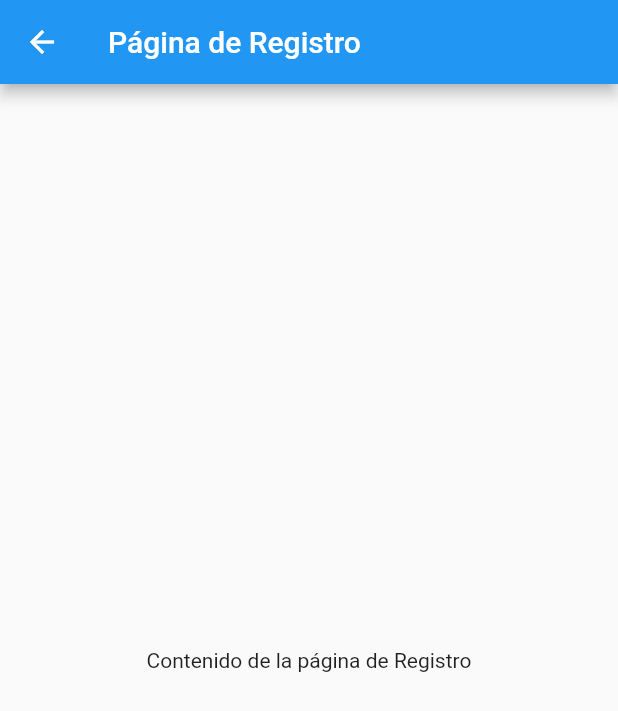
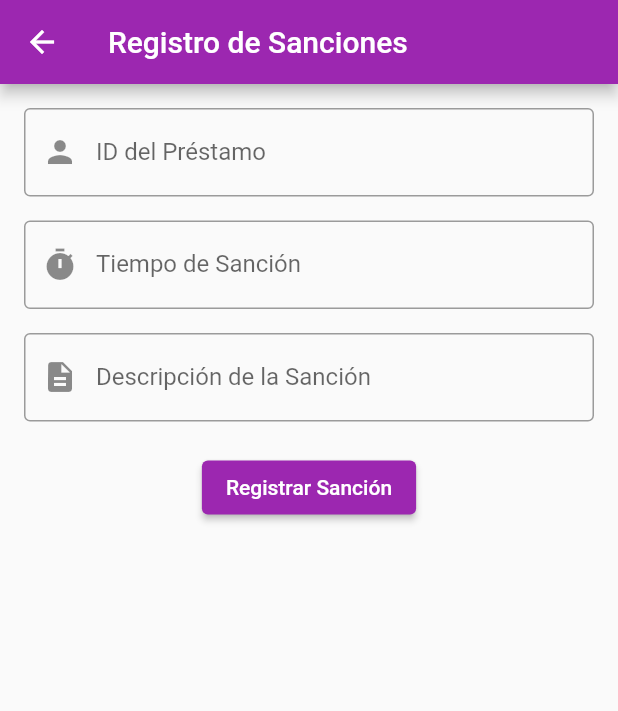
Before and after one commit to Dan2001afk/ICED_Flutter, a Flutter app: the Principal screen opened directly, after a tap on "Registro Sanciones", on a phone screen of 412 x 824 dp. Shown: the top 711 px of the screen. Run offline on Flutter 3.47's test engine with Material 2 defaults, Android fonts, the phone set to English and light mode, and no system bars; our stand-ins replace fluttertoast, lottie; network calls fail.

Commit message:
todos los cruds funcionales  un pequeño error en eliminar sanciones

```diff
--- /dev/null
+++ b/lib/PantallasAdmin/InsertarSancion.dart
@@ -0,0 +1,153 @@
+import 'package:flutter/material.dart';
+import 'package:http/http.dart' as http;
+import 'dart:convert';
+import 'package:fluttertoast/fluttertoast.dart';
+
+class InsertarSancion extends StatefulWidget {
+  const InsertarSancion({Key? key}) : super(key: key);
+
+  @override
+  State<InsertarSancion> createState() => _InsertarSancionState();
+}
+
+class _InsertarSancionState extends State<InsertarSancion> {
+  final GlobalKey<FormState> _formKey = GlobalKey<FormState>();
+  final TextEditingController _San_Pres_idController = TextEditingController();
+  final TextEditingController _San_tiempoController = TextEditingController();
+  final TextEditingController _San_DescripcionController =
+  TextEditingController();
+
+  void _enviarFormularioSanciones() async {
+    if (_formKey.currentState!.validate()) {
+      final String insertarSancionUrl = "http://192.168.1.44/insertarSancion/";
+
+      final Map<String, dynamic> datos = {
+        'San_Pres_id': _San_Pres_idController.text,
+        'San_tiempo': _San_tiempoController.text,
+        'San_Descripcion': _San_DescripcionController.text,
+      };
+
+      final jsonData = json.encode(datos);
+
+      try {
+        final response = await http.post(
+          Uri.parse(insertarSancionUrl),
+          headers: {'Content-Type': 'application/json'},
+          body: jsonData,
+        );
+
+        if (response.statusCode == 200) {
+          // Muestra mensaje de éxito
+          Fluttertoast.showToast(
+            msg: 'Sanción registrada exitosamente',
+            toastLength: Toast.LENGTH_SHORT,
+            gravity: ToastGravity.BOTTOM,
+            timeInSecForIosWeb: 1,
+            backgroundColor: Colors.green,
+            textColor: Colors.white,
+            fontSize: 16.0,
+          );
+          // Puedes agregar más lógica aquí si es necesario
+        } else {
+          // Muestra mensaje de error al enviar los datos
+          Fluttertoast.showToast(
+            msg: 'Error al enviar los datos',
+            toastLength: Toast.LENGTH_SHORT,
+            gravity: ToastGravity.BOTTOM,
+            timeInSecForIosWeb: 1,
+            backgroundColor: Colors.red,
+            textColor: Colors.white,
+            fontSize: 16.0,
+          );
+        }
+      } catch (error) {
+        // Muestra mensaje de error general
+        Fluttertoast.showToast(
+          msg: 'Error: $error',
+          toastLength: Toast.LENGTH_SHORT,
+          gravity: ToastGravity.BOTTOM,
+          timeInSecForIosWeb: 1,
+          backgroundColor: Colors.red,
+          textColor: Colors.white,
+          fontSize: 16.0,
+        );
+      }
+    }
+  }
+
+  @override
+  Widget build(BuildContext context) {
+    return Scaffold(
+      appBar: AppBar(
+        title: const Text("Registro de Sanciones"),
+        leading: IconButton(
+          icon: const Icon(Icons.arrow_back),
+          onPressed: () {
+            Navigator.pop(context);
+          },
+        ),
+        backgroundColor: Colors.purple,
+      ),
+      body: SingleChildScrollView(
+        padding: const EdgeInsets.all(16),
+        child: Form(
+          key: _formKey,
+          child: Column(
+            crossAxisAlignment: CrossAxisAlignment.start,
+            children: [
+              _buildTextField(
+                label: 'ID del Préstamo',
+                controller: _San_Pres_idController,
+                icon: Icons.person,
+              ),
+              const SizedBox(height: 16),
+              _buildTextField(
+                label: 'Tiempo de Sanción',
+                controller: _San_tiempoController,
+                icon: Icons.timer,
+              ),
+              const SizedBox(height: 16),
+              _buildTextField(
+                label: 'Descripción de la Sanción',
+                controller: _San_DescripcionController,
+                icon: Icons.description,
+              ),
+              const SizedBox(height: 20),
+              Center(
+                child: ElevatedButton(
+                  onPressed: _enviarFormularioSanciones,
+                  child: const Text('Registrar Sanción'),
+                  style: ElevatedButton.styleFrom(
+                    primary: Colors.purple, // Color morado
+                    onPrimary: Colors.white, // Text color
+                  ),
+                ),
+              ),
+            ],
+          ),
+        ),
+      ),
+    );
+  }
+
+  Widget _buildTextField({
+    required String label,
+    required TextEditingController controller,
+    required IconData icon,
+  }) {
+    return TextFormField(
+      controller: controller,
+      decoration: InputDecoration(
+        labelText: label,
+        prefixIcon: Icon(icon),
+        border: OutlineInputBorder(),
+      ),
+      validator: (value) {
+        if (value!.isEmpty) {
+          return 'Ingrese $label';
+        }
+        return null;
+      },
+    );
+  }
+}
--- a/lib/PantallasAdmin/PrincipalAdmin.dart
+++ b/lib/PantallasAdmin/PrincipalAdmin.dart
@@ -1,9 +1,11 @@
 import 'package:flutter/material.dart';
 import 'package:iced/PantallasAdmin/DatosEquipos.dart';
 import 'package:iced/PantallasAdmin/DatosPrestamos.dart';
+import 'package:iced/PantallasAdmin/DatosSanciones.dart';
 import 'package:iced/PantallasAdmin/DatosUsuarios.dart';
 import 'package:iced/PantallasAdmin/InsertarEquipos.dart';
 import 'package:iced/PantallasAdmin/InsertarPrestamo.dart';
+import 'package:iced/PantallasAdmin/InsertarSancion.dart';
 import 'package:iced/PantallasAdmin/InsertarUsuarios.dart';
 
 class Principal extends StatefulWidget {
@@ -160,9 +162,9 @@ class _PrincipalState extends State<Principal> {
                 _buildCard(
                   'Acciones Sanciones',
                   'Registro Sanciones',
-                  RegistroPage(), // Reemplaza con la página correcta para Sanciones
+                  InsertarSancion(),
                   'Datos Sanciones',
-                  DatosPage(), // Reemplaza con la página correcta para Datos Sanciones
+                  DatosSanciones(),
                 ),
               ],
             ),
--- a/pubspec.yaml
+++ b/pubspec.yaml
@@ -35,6 +35,7 @@ dependencies:
   http:
   carousel_slider:
   image_picker:
+
 
   # The following adds the Cupertino Icons font to your application.
   # Use with the CupertinoIcons class for iOS style icons.
```
Also changed, not shown: lib/PantallasAdmin/DatosSanciones.dart (+347 -0 lines).
